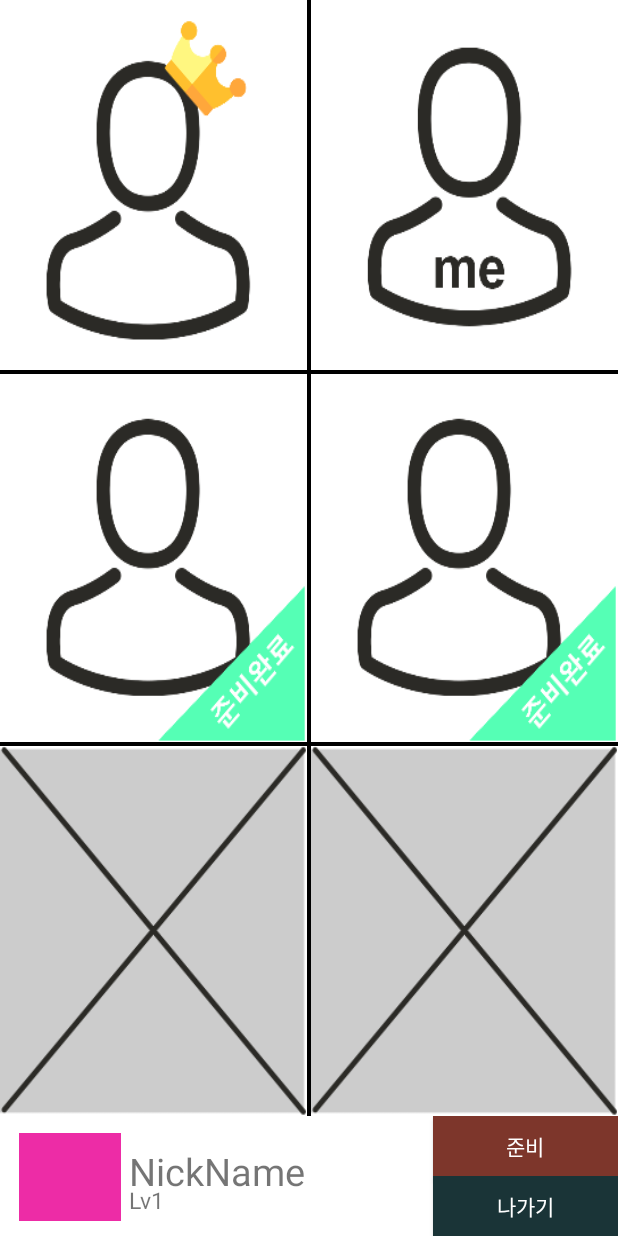
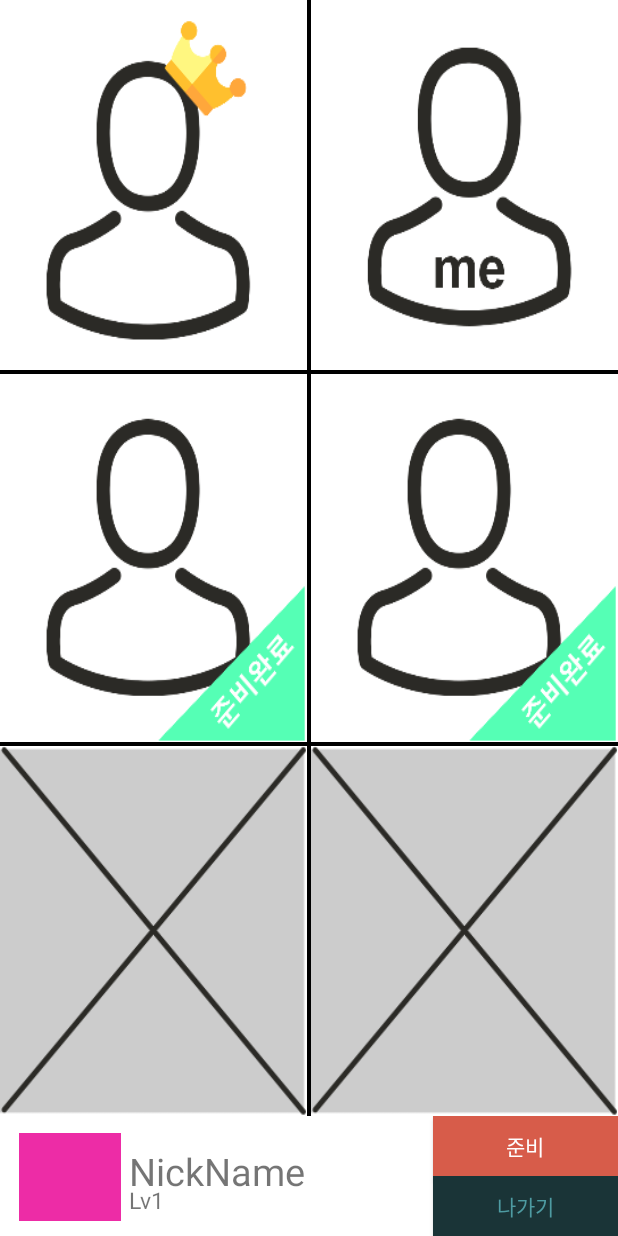
Before and after one commit to DSM-Undefined/Hang-Man_Android, an Android app: the RoomActivity screen opened directly, with no data from a screen before it, on a phone screen of 412 x 824 dp. Run offline under Robolectric (Android 15) with nearby library versions, the phone set to English and light mode, and no system bars.

Commit message:
[Add] Room Color 로직 작성 (추후 enabled color 추가 시 수정 필요)

```diff
--- a/app/src/main/java/com/example/hangman/contract/RoomContract.kt
+++ b/app/src/main/java/com/example/hangman/contract/RoomContract.kt
@@ -1,13 +1,29 @@
 package com.example.hangman.contract
 
+import android.widget.ImageView
 import com.example.hangman.util.UserState
 
 interface RoomContract {
     interface View {
-        fun setImageViews(usersState : ArrayList<UserState>)
+        fun setImageViews(usersState: ArrayList<UserState>)
+
+        fun setImageKing(imageView: ImageView)
+
+        fun setImageMe(imageView: ImageView)
+
+        fun setImageUser(imageView: ImageView)
+
+        fun setImageReadyMe(imageView: ImageView)
+
+        fun setImageReadyUser(imageView: ImageView)
+
+        fun setImageBlock(imageView: ImageView)
+
+        fun setReadyExitEnabled()
     }
 
     interface Presenter {
         fun getUserData()
+        fun sendReadyData()
     }
 }
--- a/app/src/main/java/com/example/hangman/presenter/RoomPresenter.kt
+++ b/app/src/main/java/com/example/hangman/presenter/RoomPresenter.kt
@@ -16,4 +16,9 @@ class RoomPresenter(private val view: RoomContract.View) : RoomContract.Presente
             )
         )
     }
+
+    override fun sendReadyData() {
+        // TODO : isReady 등, 게임 방 안에서 User의 Ready 여부 등에 대한 서버 통신 내용을 작성합니다.
+        view.setReadyExitEnabled()
+    }
 }
--- a/app/src/main/java/com/example/hangman/ui/activity/RoomActivity.kt
+++ b/app/src/main/java/com/example/hangman/ui/activity/RoomActivity.kt
@@ -3,6 +3,7 @@ package com.example.hangman.ui.activity
 import androidx.appcompat.app.AppCompatActivity
 import android.os.Bundle
 import android.widget.ImageView
+import androidx.core.content.ContextCompat
 import com.example.hangman.R
 import com.example.hangman.contract.RoomContract
 import com.example.hangman.presenter.RoomPresenter
@@ -19,6 +20,10 @@ class RoomActivity : AppCompatActivity(), RoomContract.View {
         presenter = RoomPresenter(this)
         presenter.getUserData()
         // TODO : getUserData()를 무한반복해야 한다. 그 이유는 방 목록을 갱신해야 되는데 Socket 방식이 아님.
+
+        btn_ready.setOnClickListener {
+            presenter.sendReadyData()
+        }
     }
 
     override fun setImageViews(usersState: ArrayList<UserState>) {
@@ -43,27 +48,40 @@ class RoomActivity : AppCompatActivity(), RoomContract.View {
         }
     }
 
-    private fun setImageKing(imageView: ImageView) {
+    override fun setImageKing(imageView: ImageView) {
         imageView.setImageDrawable(resources.getDrawable(R.drawable.ic_room_king, this.theme))
     }
 
-    private fun setImageMe(imageView: ImageView) {
+    override fun setImageMe(imageView: ImageView) {
         imageView.setImageResource(R.drawable.ic_room_me)
     }
 
-    private fun setImageUser(imageView: ImageView) {
+    override fun setImageUser(imageView: ImageView) {
         imageView.setImageResource(R.drawable.ic_room_ready_user)
     }
 
-    private fun setImageReadyMe(imageView: ImageView) {
+    override fun setImageReadyMe(imageView: ImageView) {
         imageView.setImageResource(R.drawable.ic_room_ready_me)
     }
 
-    private fun setImageReadyUser(imageView: ImageView) {
+    override fun setImageReadyUser(imageView: ImageView) {
         imageView.setImageResource(R.drawable.ic_room_ready_user)
     }
 
-    private fun setImageBlock(imageView: ImageView) {
+    override fun setImageBlock(imageView: ImageView) {
         imageView.setImageResource(R.drawable.ic_room_block)
     }
+
+    override fun setReadyExitEnabled() {
+        btn_exit.isEnabled = !btn_exit.isEnabled
+
+        if (btn_ready.isEnabled && btn_exit.isEnabled) {
+            btn_ready.setBackgroundColor(ContextCompat.getColor(this, R.color.readyColor))
+            btn_exit.setBackgroundColor(ContextCompat.getColor(this, R.color.exitColor))
+        } else if (!btn_ready.isEnabled && !btn_exit.isEnabled) {
+            btn_ready.setBackgroundColor(ContextCompat.getColor(this, R.color.noReadyColor))
+            btn_exit.setBackgroundColor(ContextCompat.getColor(this, R.color.noExitColor))
+        }
+
+    }
 }
--- a/app/src/main/res/layout/activity_room.xml
+++ b/app/src/main/res/layout/activity_room.xml
@@ -284,7 +284,7 @@
             app:layout_constraintGuide_percent="0.500"/>
 
         <Button
-            android:id="@+id/button_ready"
+            android:id="@+id/btn_ready"
             android:layout_width="0dp"
             android:layout_height="0dp"
             app:layout_constraintTop_toTopOf="parent"
@@ -293,10 +293,10 @@
             app:layout_constraintEnd_toEndOf="parent"
             android:textColor="@color/white"
             android:text="준비"
-            android:background="#7D362B"/>
+            android:background="@color/readyColor"/>
 
         <Button
-            android:id="@+id/button_out"
+            android:id="@+id/btn_exit"
             android:layout_width="0dp"
             android:layout_height="0dp"
             app:layout_constraintTop_toTopOf="@id/room_toolbar_guide13"
@@ -304,7 +304,7 @@
             app:layout_constraintStart_toStartOf="@id/room_toolbar_guide12"
             app:layout_constraintEnd_toEndOf="parent"
             android:text="나가기"
-            android:textColor="@color/white"
+            android:textColor="@color/exitColor"
             android:background="#1A3437"/>
 
     </androidx.constraintlayout.widget.ConstraintLayout>
--- a/app/src/main/res/values/colors.xml
+++ b/app/src/main/res/values/colors.xml
@@ -6,4 +6,10 @@
     <color name="white">#FFFFFF</color>
     <color name="black">#000000</color>
     <color name="editTextcolor">#2B2A26</color>
+
+    <color name="noReadyColor">#d75c4a</color>
+    <color name="readyColor">#d75c4a</color>
+    <color name="exitColor">#4e9ba2</color>
+    <color name="noExitColor">#4e9ba2</color>
+
 </resources>
```
